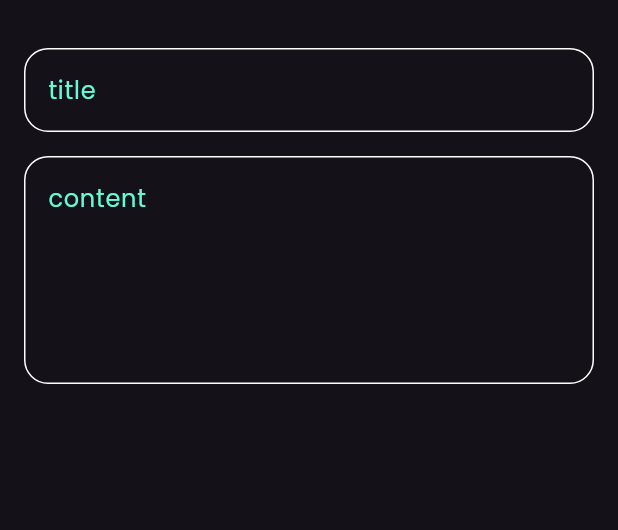
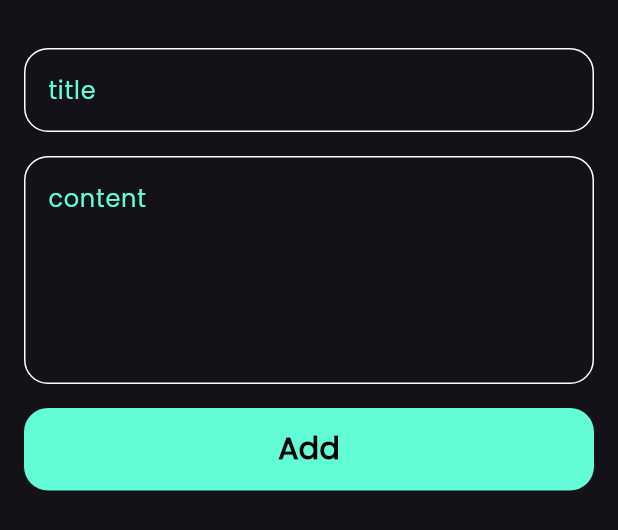
Before and after one commit to Samar-ALHalabi/notes_app, a Flutter app: the AddNoteBottomSheet widget shown alone on an empty page, opened directly, on a phone screen of 412 x 824 dp. Shown: the top 530 px of the screen. Run offline on Flutter 3.47's test engine with Material 3 defaults, Android fonts, the phone set to English and light mode, and no system bars; our stand-ins replace font_awesome_flutter.

Commit message:
add button to bottom sheet

```diff
--- a/lib/views/widgets/addnotebottomsheet.dart
+++ b/lib/views/widgets/addnotebottomsheet.dart
@@ -1,4 +1,5 @@
 import 'package:flutter/material.dart';
+import 'package:moasker/views/widgets/custombutton.dart';
 import 'package:moasker/views/widgets/customtextfield.dart';
 
 class AddNoteBottomSheet extends StatelessWidget {
@@ -8,6 +9,7 @@
   Widget build(BuildContext context) {
     return const Padding(
       padding: EdgeInsets.symmetric(horizontal: 16.0),
+      child: SingleChildScrollView(
         child: Column(
           children: [
             SizedBox(
@@ -23,7 +25,15 @@
               hint: 'content',
               maxline: 5,
             ),
+            SizedBox(
+              height: 16,
+            ),
+            CustomButton(),
+            SizedBox(
+              height: 16,
+            ),
           ],
+        ),
       ),
     );
   }
--- /dev/null
+++ b/lib/views/widgets/custombutton.dart
@@ -0,0 +1,24 @@
+import 'package:flutter/material.dart';
+import 'package:moasker/views/widgets/constants.dart';
+
+class CustomButton extends StatelessWidget {
+  const CustomButton({super.key});
+
+  @override
+  Widget build(BuildContext context) {
+    return Container(
+      width: MediaQuery.of(context).size.width,
+      height: 55,
+      decoration: BoxDecoration(
+        borderRadius: BorderRadius.circular(16),
+        color: KPrimaryColor,
+      ),
+      child: const Center(
+          child: Text(
+        'Add',
+        style: TextStyle(
+            fontSize: 20, color: Colors.black, fontWeight: FontWeight.bold),
+      )),
+    );
+  }
+}
```
Lines whose indentation alone changed are shown as unchanged.
